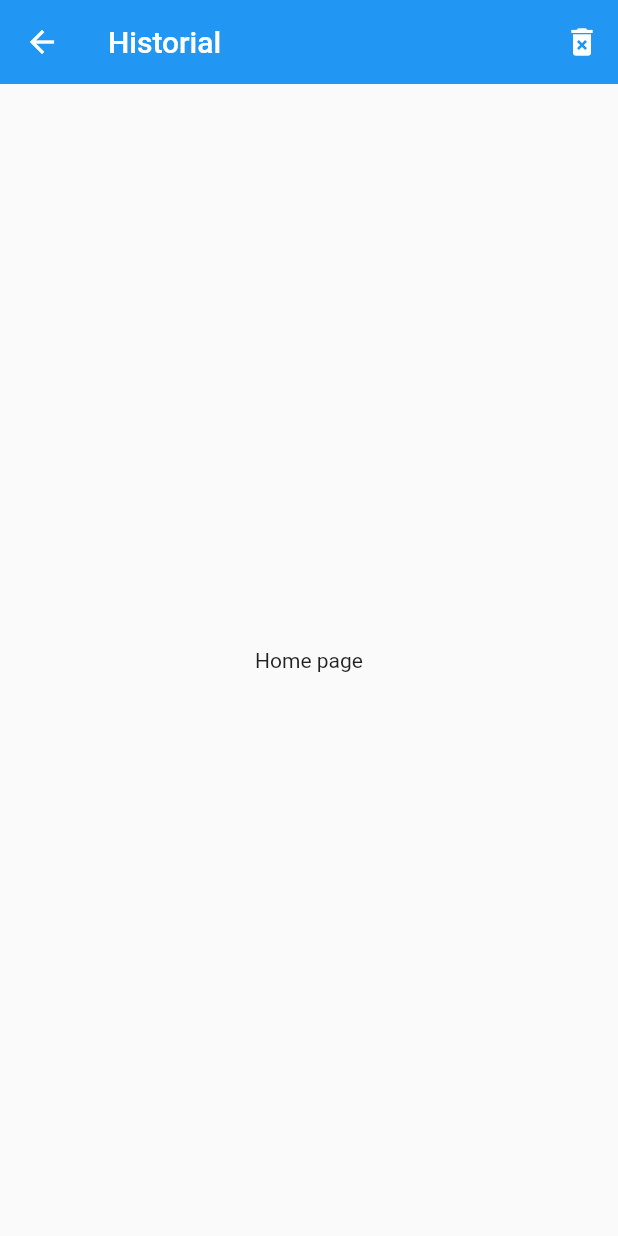
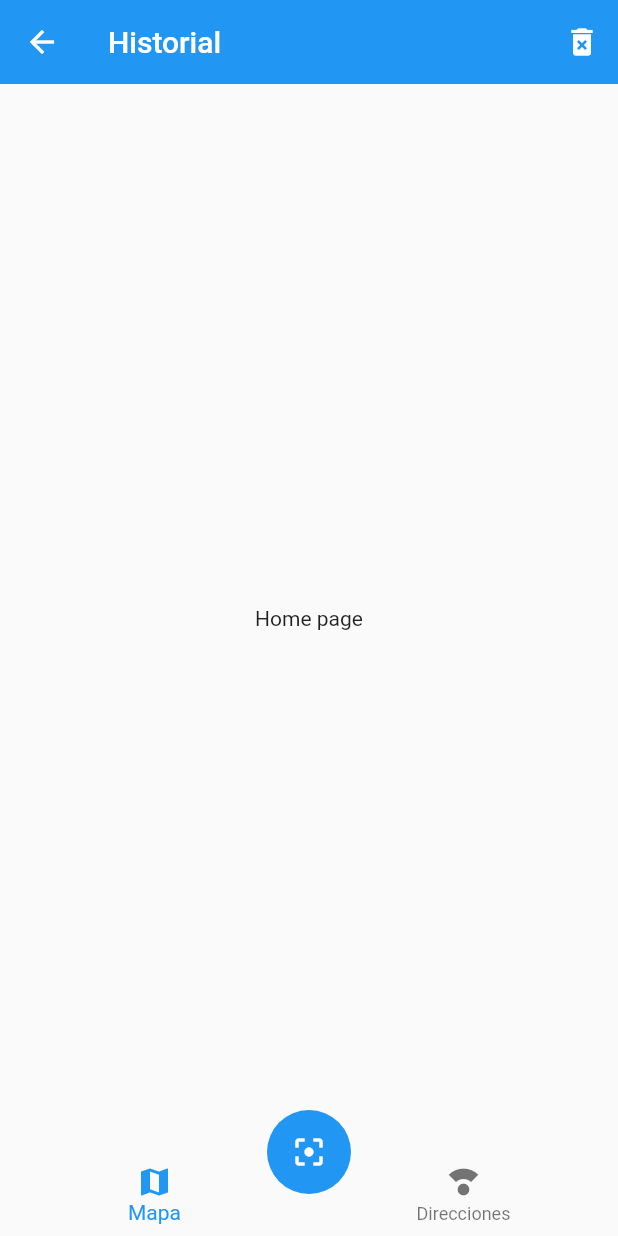
Before and after one commit to jguillermo/learn-flutter, a Flutter app: the HomePage screen opened directly, on a phone screen of 412 x 824 dp. Run offline on Flutter 3.47's test engine with Material 2 defaults, Android fonts, the phone set to English and light mode, and no system bars; our stand-ins replace flutter_swiper.

Commit message:
mapas maqutacion

```diff
--- a/basic/qr_mapas/lib/pages/home_page.dart
+++ b/basic/qr_mapas/lib/pages/home_page.dart
@@ -1,4 +1,6 @@
 import 'package:flutter/material.dart';
+import 'package:qr_mapas/widget/custom_navigatorbar.dart';
+import 'package:qr_mapas/widget/scan_button.dart';
 
 class HomePage extends StatelessWidget {
   @override
@@ -17,7 +19,9 @@ class HomePage extends StatelessWidget {
       body: Center(
         child: Text('Home page'),
       ),
-      //bottomNavigationBar: ,
+      bottomNavigationBar: CustomNavigatorBar(),
+      floatingActionButton: ScanButton(),
+      floatingActionButtonLocation: FloatingActionButtonLocation.centerDocked,
     );
   }
 }
--- a/basic/qr_mapas/lib/widget/custom_navigatorbar.dart
+++ b/basic/qr_mapas/lib/widget/custom_navigatorbar.dart
@@ -4,8 +4,12 @@ class CustomNavigatorBar extends StatelessWidget {
   @override
   Widget build(BuildContext context) {
     return BottomNavigationBar(
+      currentIndex: 0,
+      elevation: 0,
       items: <BottomNavigationBarItem>[
-        BottomNavigationBarItem(icon: Icon(Icons.map), label: 'mapa')
+        BottomNavigationBarItem(icon: Icon(Icons.map), label: 'Mapa'),
+        BottomNavigationBarItem(
+            icon: Icon(Icons.compass_calibration), label: 'Direcciones'),
       ],
     );
   }
--- /dev/null
+++ b/basic/qr_mapas/lib/widget/scan_button.dart
@@ -0,0 +1,12 @@
+import 'package:flutter/material.dart';
+
+class ScanButton extends StatelessWidget {
+  @override
+  Widget build(BuildContext context) {
+    return FloatingActionButton(
+      elevation: 0,
+      child: Icon(Icons.filter_center_focus),
+      onPressed: () {},
+    );
+  }
+}
```
Also changed, not shown: basic/qr_mapas/lib/main.dart (+4 -3 lines).
